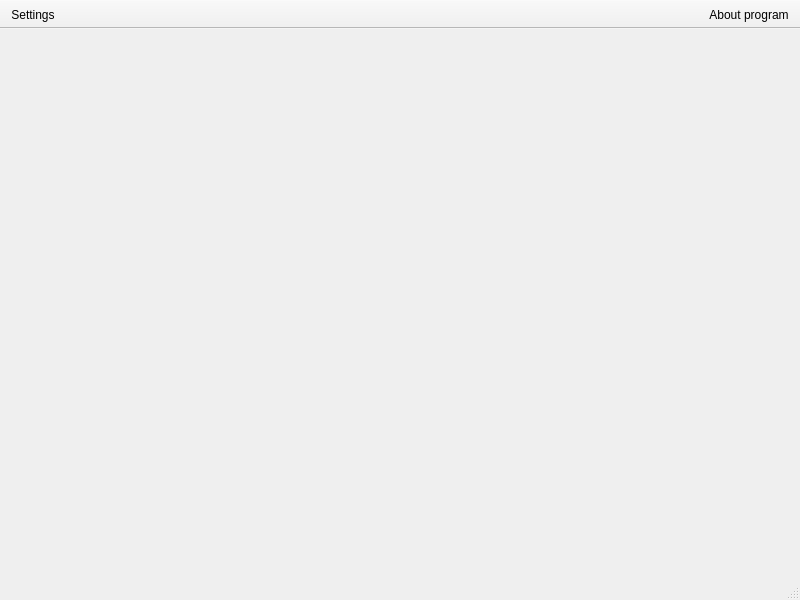
Qt form src/mainwindow.ui (SSemenkin/AlarmBox) before a commit.
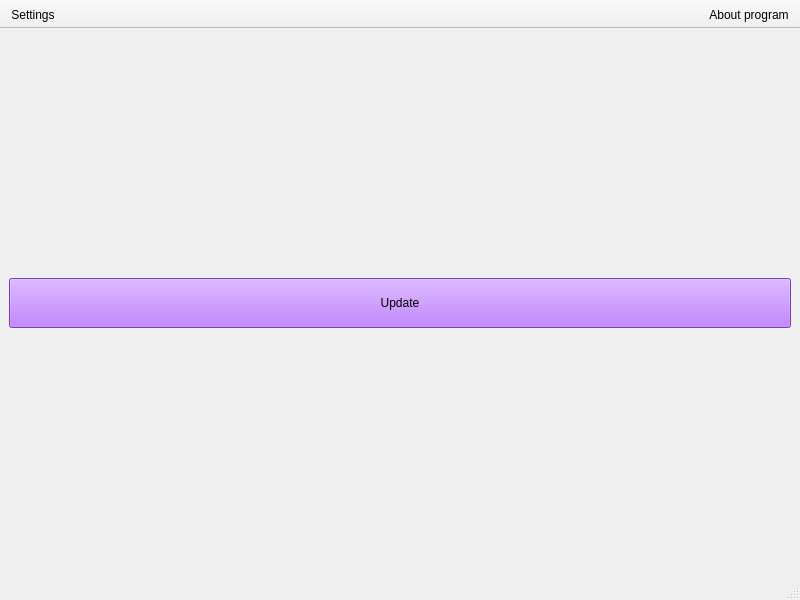
The same form after that commit. Icons and pictures are not drawn.

Diff of the .ui file:
```diff
--- a/src/mainwindow.ui
+++ b/src/mainwindow.ui
@@ -22,6 +22,25 @@
     <item row="0" column="0">
      <layout class="QHBoxLayout" name="horizontalLayout"/>
     </item>
+    <item row="1" column="0">
+     <widget class="QPushButton" name="updateButton">
+      <property name="minimumSize">
+       <size>
+        <width>0</width>
+        <height>50</height>
+       </size>
+      </property>
+      <property name="styleSheet">
+       <string notr="true">background-color: rgb(170, 85, 255);</string>
+      </property>
+      <property name="text">
+       <string>Update</string>
+      </property>
+      <property name="flat">
+       <bool>false</bool>
+      </property>
+     </widget>
+    </item>
    </layout>
   </widget>
   <widget class="QMenuBar" name="menubar">
```
Left out of the diff: 2 changed lines with no effect on the pictures.
